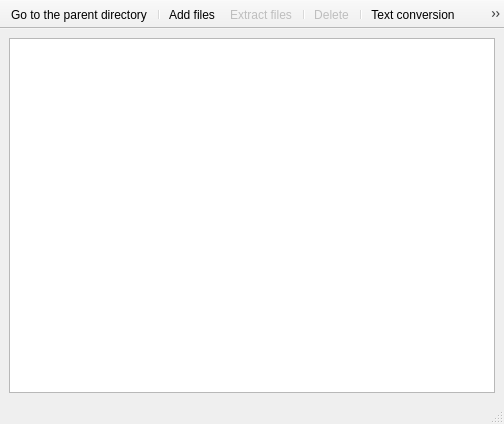
Before: the Qt Designer form android/diskeditdialog.ui in greblus/aspeqt, drawn with Qt 5.
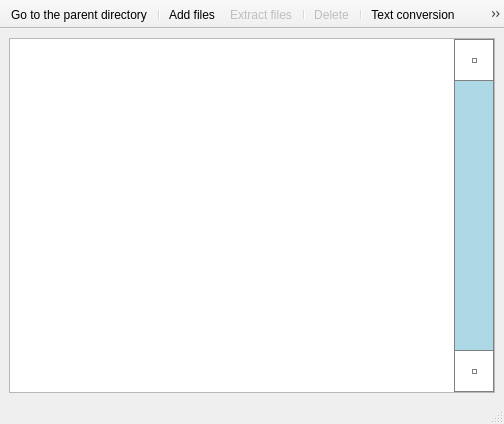
After: the same form once the commit is applied. Icons and pictures are not drawn.

Commit message: One finger scroll in logwindow. Lowered build API to 17.

```diff
--- a/android/diskeditdialog.ui
+++ b/android/diskeditdialog.ui
@@ -87,6 +87,9 @@
 }
 </string>
       </property>
+      <property name="verticalScrollBarPolicy">
+       <enum>Qt::ScrollBarAlwaysOn</enum>
+      </property>
       <property name="horizontalScrollBarPolicy">
        <enum>Qt::ScrollBarAlwaysOff</enum>
       </property>
```
Left out of the diff: 2 changed lines with no effect on the pictures. The commit also changes 5 other files.
